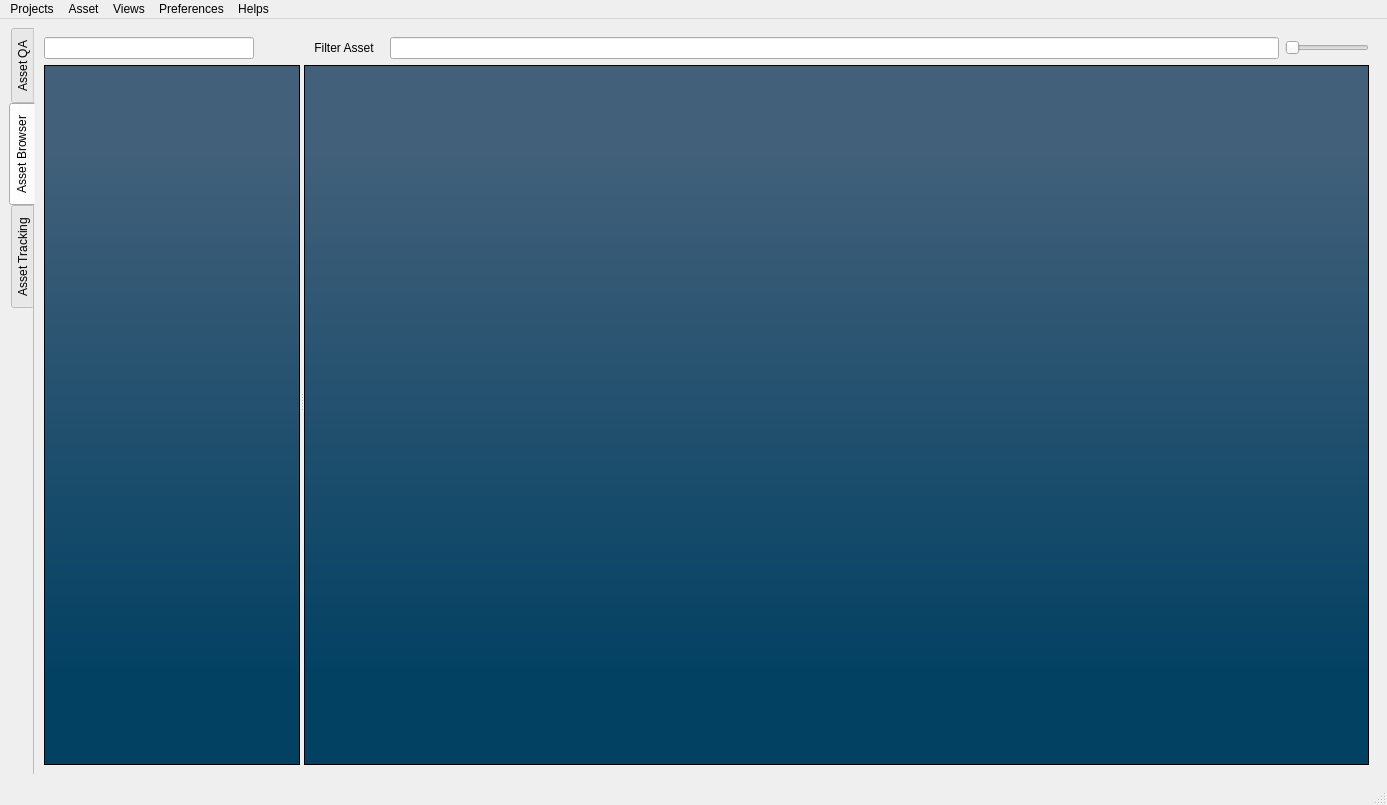
This is src/developer/main/assetContent/ui/AssetContent.ui in code-google-com/mayatools as Qt 5 draws it before an edit. The edited form follows.
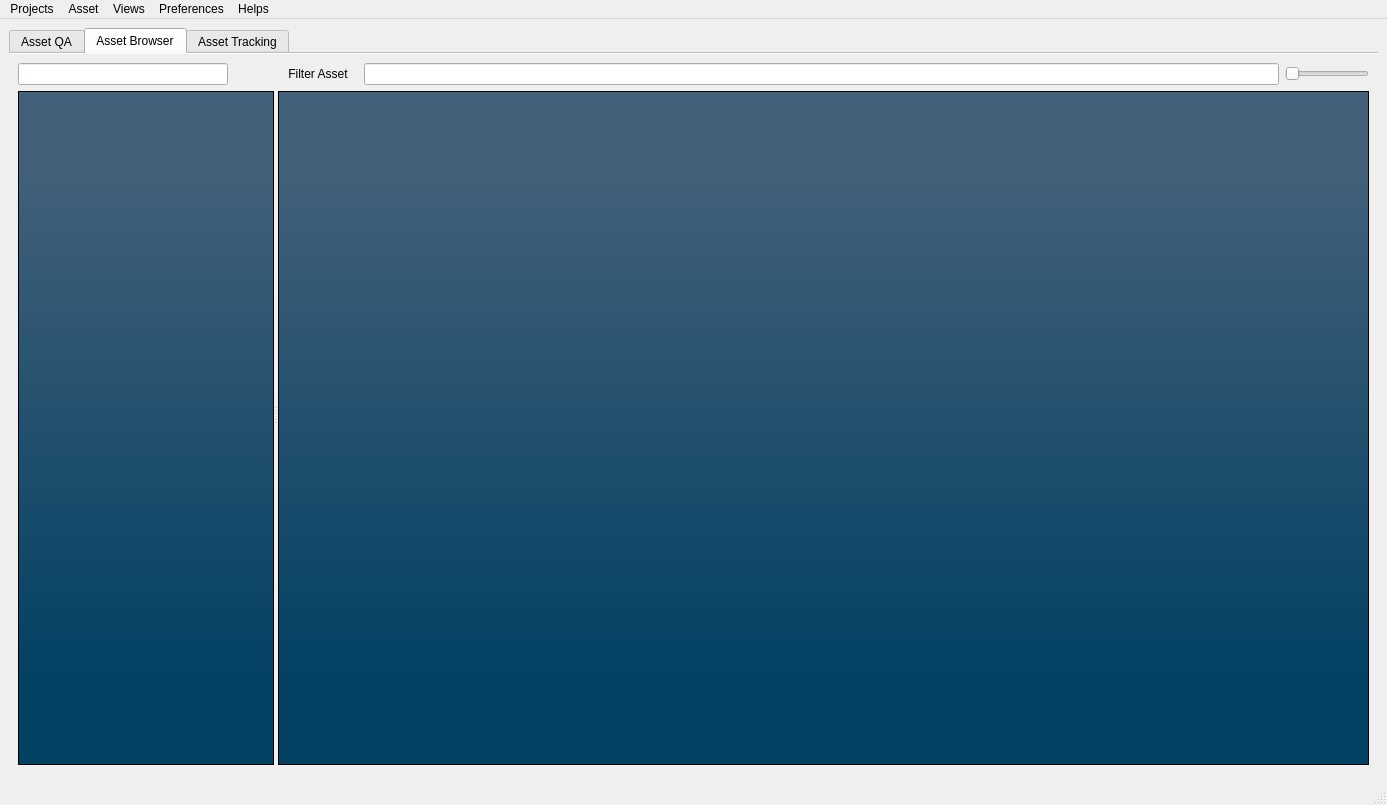
This is the edited form. The open tabs and pages were chosen to show the change. Icons and pictures are not drawn.

Diff of the .ui file:
```diff
--- a/src/developer/main/assetContent/ui/AssetContent.ui
+++ b/src/developer/main/assetContent/ui/AssetContent.ui
@@ -21,7 +21,7 @@
     <item>
      <widget class="QTabWidget" name="tabWidget">
       <property name="tabPosition">
-       <enum>QTabWidget::West</enum>
+       <enum>QTabWidget::North</enum>
       </property>
       <property name="currentIndex">
        <number>0</number>
```
Left out of the diff: 2 changed lines with no effect on the pictures.
